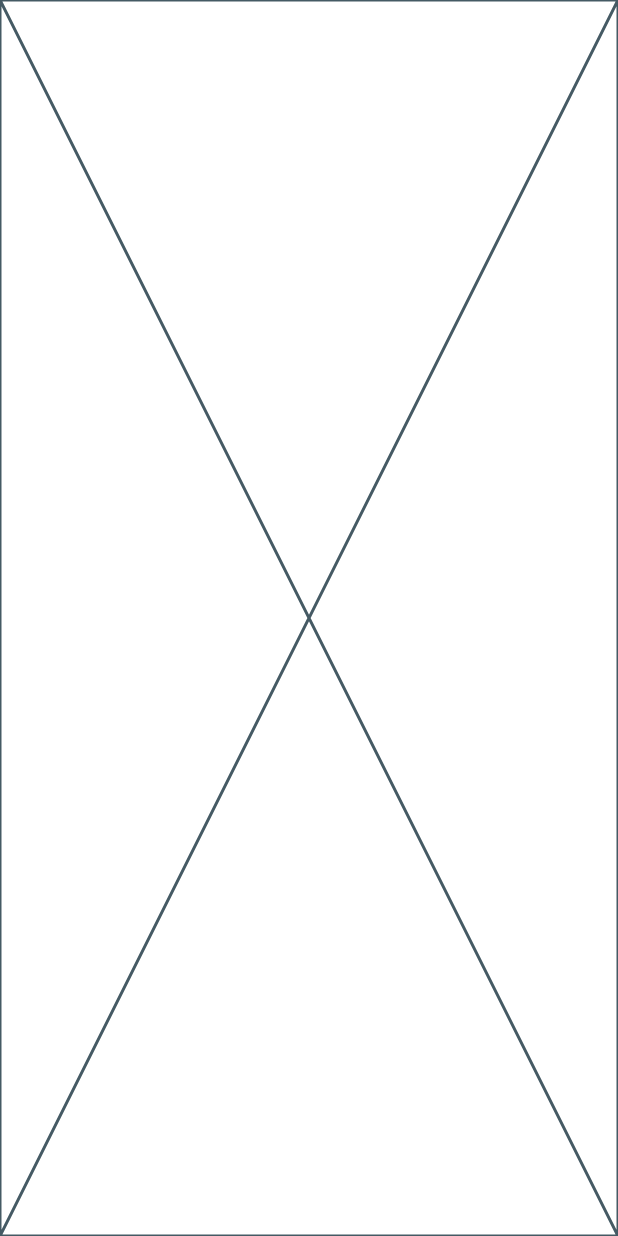
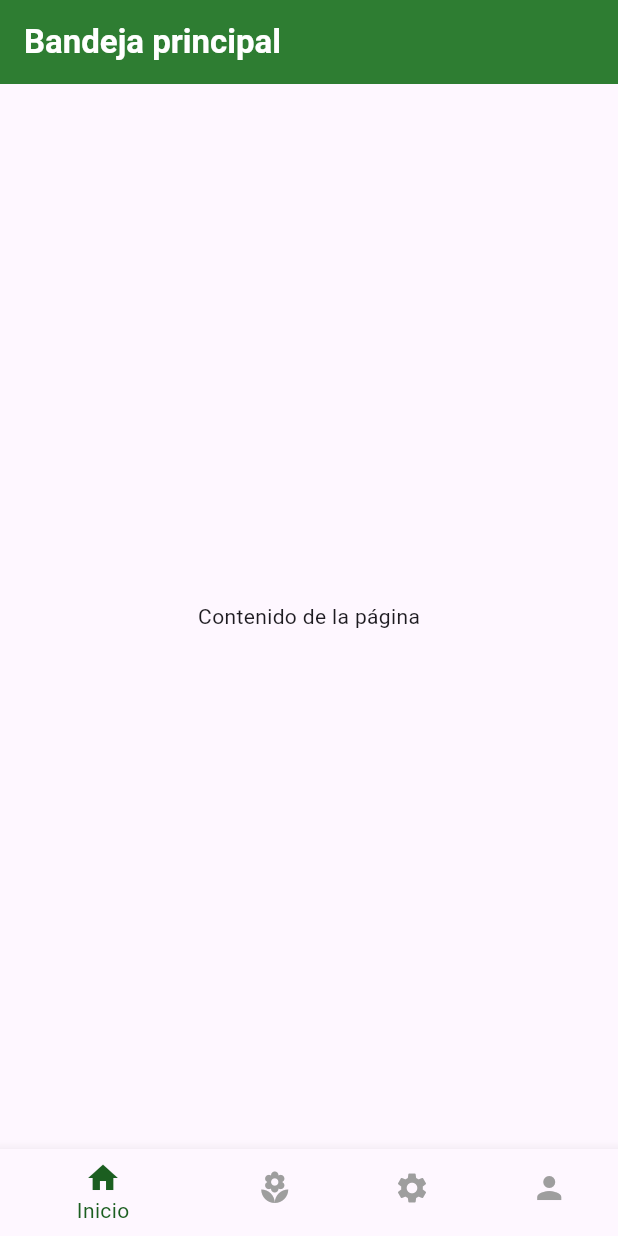
Before and after one commit to angelstchavez/moo_app, a Flutter app: the screen it shows after launch, after a tap on "Iniciar sesión", on a phone screen of 412 x 824 dp. Run offline on Flutter 3.47's test engine with Material 3 defaults, Android fonts, the phone set to English and light mode, and no system bars.

Commit message:
feat: add initial navbar

```diff
--- a/lib/main.dart
+++ b/lib/main.dart
@@ -15,7 +15,7 @@ class MyApp extends StatelessWidget {
       title: 'Moo App',
       routes: {
         'login': (_) => const LoginScreen(),
-        'home': (_) => const HomeScren(),
+        'home': (_) => const HomeScreen(),
         'register': (_) => const RegisterScreen()
       },
       initialRoute: 'login',
--- a/lib/screens/home/home_screen.dart
+++ b/lib/screens/home/home_screen.dart
@@ -1,10 +1,26 @@
 import 'package:flutter/material.dart';
+import 'package:moo_app/widgets/button_nav_bar.dart';
 
-class HomeScren extends StatelessWidget {
-  const HomeScren({super.key});
+class HomeScreen extends StatelessWidget {
+  const HomeScreen({Key? key}) : super(key: key);
 
   @override
   Widget build(BuildContext context) {
-    return const Placeholder();
+    return Scaffold(
+      appBar: AppBar(
+        title: const Text(
+          'Bandeja principal',
+          style: TextStyle(
+            color: Colors.white,
+            fontWeight: FontWeight.bold,
+          ),
+        ),
+        backgroundColor: Colors.green.shade800,
+      ),
+      body: const Center(
+        child: Text('Contenido de la página'),
+      ),
+      bottomNavigationBar: const BottomNavBarWidget(),
+    );
   }
 }
--- a/lib/screens/register/register_screen.dart
+++ b/lib/screens/register/register_screen.dart
@@ -8,7 +8,7 @@ class RegisterScreen extends StatelessWidget {
   Widget build(BuildContext context) {
     return Scaffold(
       appBar: AppBar(
-        backgroundColor: Colors.green.shade900,
+        backgroundColor: Colors.green.shade800,
         title: const Text(
           'Registrar cuenta',
           style: TextStyle(
--- /dev/null
+++ b/lib/widgets/button_nav_bar.dart
@@ -0,0 +1,55 @@
+import 'package:flutter/material.dart';
+
+class BottomNavBarWidget extends StatefulWidget {
+  const BottomNavBarWidget({super.key});
+
+  @override
+  State<BottomNavBarWidget> createState() => _BottomNavBarWidgetState();
+}
+
+class _BottomNavBarWidgetState extends State<BottomNavBarWidget> {
+  int _selectedIndex = 0;
+
+  void _onItemTapped(int index) {
+    setState(() {
+      _selectedIndex = index;
+    });
+    // Aquí puedes agregar lógica adicional según el índice seleccionado
+  }
+
+  @override
+  Widget build(BuildContext context) {
+    return BottomNavigationBar(
+      unselectedItemColor:
+          Colors.grey, // Color gris para los íconos no seleccionados
+      selectedItemColor:
+          Colors.green.shade900, // Color verde para el ícono seleccionado
+      items: const <BottomNavigationBarItem>[
+        BottomNavigationBarItem(
+          icon: Icon(Icons.home),
+          label: 'Inicio',
+        ),
+        BottomNavigationBarItem(
+          icon: Icon(Icons.local_florist),
+          label: 'Granjas',
+        ),
+        BottomNavigationBarItem(
+          icon: Icon(Icons.settings),
+          label: 'Ajustes',
+        ),
+        BottomNavigationBarItem(
+          icon: Icon(Icons.person),
+          label: 'Perfil',
+        ),
+      ],
+      currentIndex: _selectedIndex,
+      onTap: _onItemTapped,
+      selectedLabelStyle: TextStyle(
+          color: Colors
+              .green.shade900), // Estilo de texto para etiquetas seleccionadas
+      unselectedLabelStyle: const TextStyle(
+          color:
+              Colors.grey), // Estilo de texto para etiquetas no seleccionadas
+    );
+  }
+}
```
